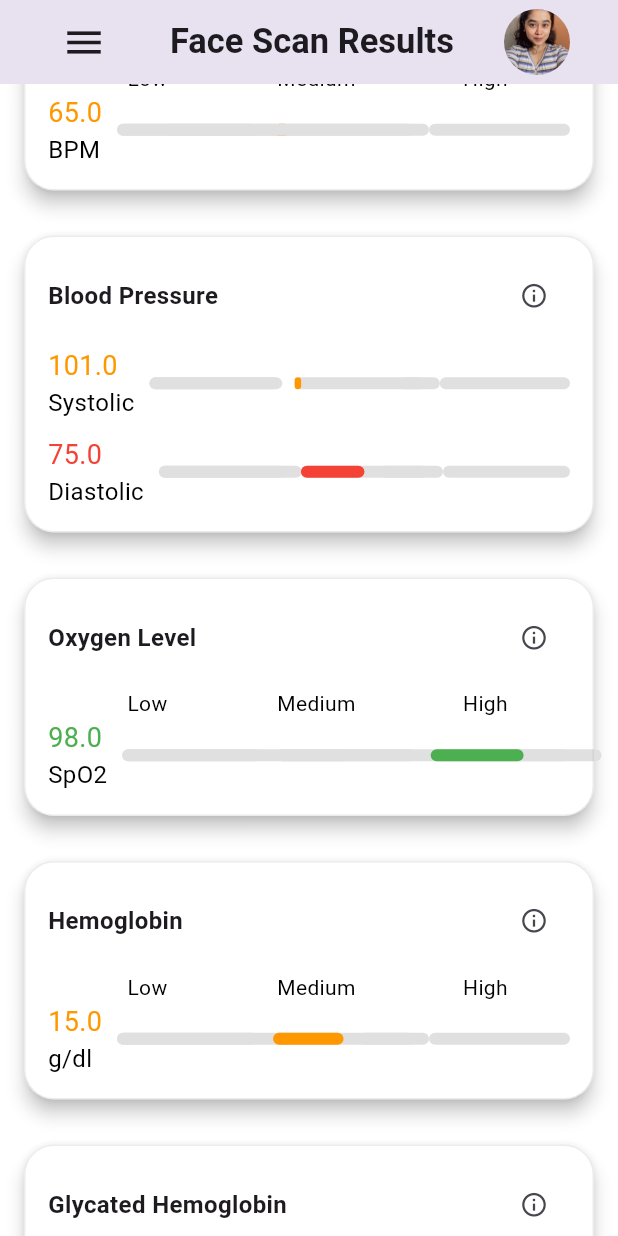
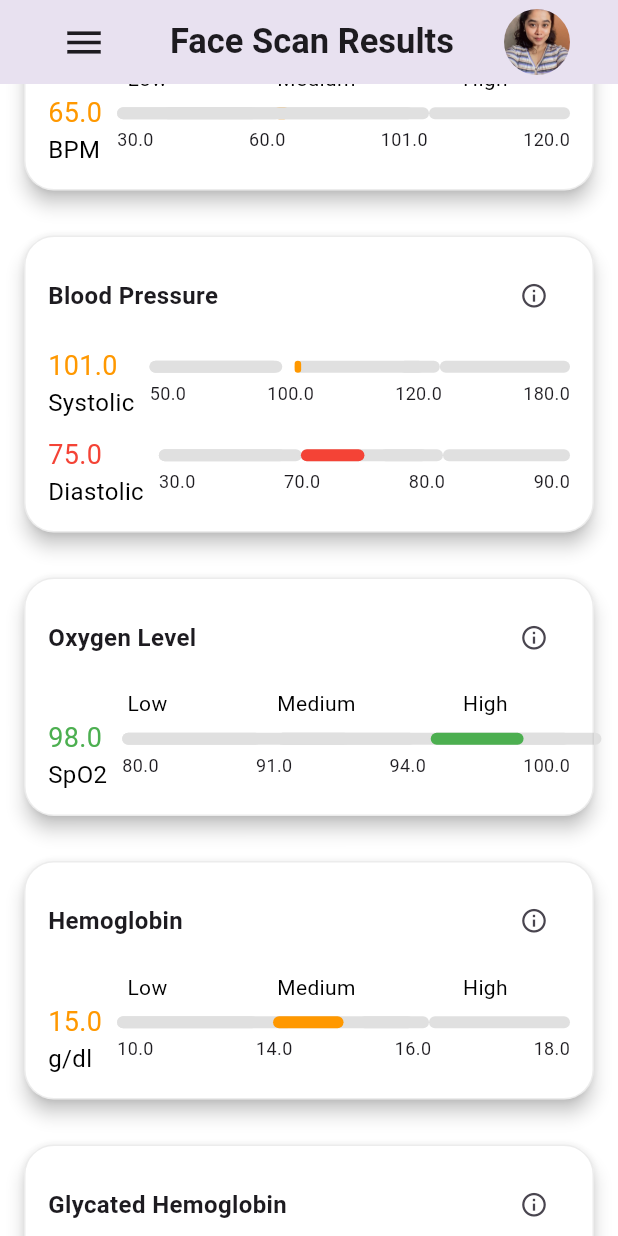
Before and after one commit to anafariya/result_screen, a Flutter app: the screen it shows after launch, scrolled down 576 dp, on a phone screen of 412 x 824 dp. Run offline on Flutter 3.47's test engine with Material 3 defaults, Android fonts, the light colour scheme and no system bars.

Commit message:
added labels,need to edit spacing

```diff
--- a/lib/widgets/double_indicator_card.dart
+++ b/lib/widgets/double_indicator_card.dart
@@ -104,7 +104,9 @@ class DoubleIndicatorCard extends StatelessWidget {
                 ),
                 const SizedBox(width: 10),
                 Expanded(
-                  child: Row(
+                  child: Column(
+                    children: [
+                      Row(
                         children: [
                           Expanded(
                             child: CurvedEndLinearProgressIndicator(
@@ -137,6 +139,30 @@ class DoubleIndicatorCard extends StatelessWidget {
                           ),
                         ],
                       ),
+                      const SizedBox(height: 5),
+                      Row(
+                        mainAxisAlignment: MainAxisAlignment.spaceBetween,
+                        children: [
+                          Text(
+                            "$v1",
+                            style: const TextStyle(fontSize: 12),
+                          ),
+                          Text(
+                            "$v2",
+                            style: const TextStyle(fontSize: 12),
+                          ),
+                          Text(
+                            "$v3",
+                            style: const TextStyle(fontSize: 12),
+                          ),
+                          Text(
+                            "$v4",
+                            style: const TextStyle(fontSize: 12),
+                          ),
+                        ],
+                      ),
+                    ],
+                  ),
                 ),
               ],
             ),
@@ -161,7 +187,9 @@ class DoubleIndicatorCard extends StatelessWidget {
                 ),
                 const SizedBox(width: 10),
                 Expanded(
-                  child: Row(
+                  child: Column(
+                    children: [
+                      Row(
                         children: [
                           Expanded(
                             child: CurvedEndLinearProgressIndicator(
@@ -194,6 +222,30 @@ class DoubleIndicatorCard extends StatelessWidget {
                           ),
                         ],
                       ),
+                      const SizedBox(height: 5),
+                      Row(
+                        mainAxisAlignment: MainAxisAlignment.spaceBetween,
+                        children: [
+                          Text(
+                            "$x1",
+                            style: const TextStyle(fontSize: 12),
+                          ),
+                          Text(
+                            "$x2",
+                            style: const TextStyle(fontSize: 12),
+                          ),
+                          Text(
+                            "$x3",
+                            style: const TextStyle(fontSize: 12),
+                          ),
+                          Text(
+                            "$x4",
+                            style: const TextStyle(fontSize: 12),
+                          ),
+                        ],
+                      ),
+                    ],
+                  ),
                 ),
               ],
             ),
--- a/lib/widgets/indicator_card.dart
+++ b/lib/widgets/indicator_card.dart
@@ -134,7 +134,9 @@ class IndicatorCard extends StatelessWidget {
                 ),
                 const SizedBox(width: 10),
                 Expanded(
-                  child: Row(
+                  child: Column(
+                    children: [
+                      Row(
                         children: [
                           Expanded(
                             child: CurvedEndLinearProgressIndicator(
@@ -161,6 +163,30 @@ class IndicatorCard extends StatelessWidget {
                           ),
                         ],
                       ),
+                      const SizedBox(height: 5),
+                      Row(
+                        mainAxisAlignment: MainAxisAlignment.spaceBetween,
+                        children: [
+                          Text(
+                            "$v1",
+                            style: const TextStyle(fontSize: 12),
+                          ),
+                          Text(
+                            "$v2",
+                            style: const TextStyle(fontSize: 12),
+                          ),
+                          Text(
+                            "$v3",
+                            style: const TextStyle(fontSize: 12),
+                          ),
+                          Text(
+                            "$v4",
+                            style: const TextStyle(fontSize: 12),
+                          ),
+                        ],
+                      ),
+                    ],
+                  ),
                 ),
               ],
             ),
--- a/lib/widgets/result_screen.dart
+++ b/lib/widgets/result_screen.dart
@@ -23,7 +23,7 @@ class _ResultScreenState extends State<ResultScreen> {
 
   @override
   Widget build(BuildContext context) {
-    const overallScore = 75; // This should be the actual overall score
+    const overallScore = 95; // This should be the actual overall score
 
     return Scaffold(
       appBar: AppBar(
```
Lines whose indentation alone changed are shown as unchanged.
